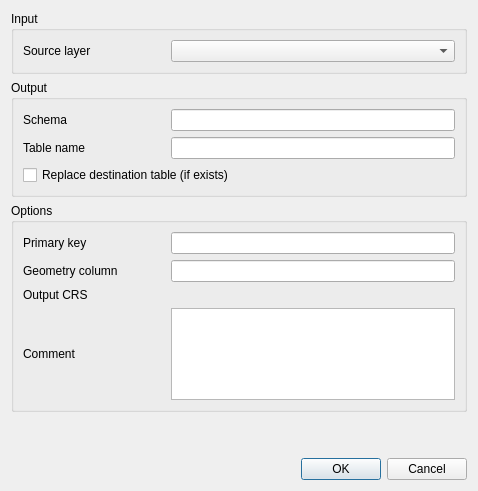
Qt form src/ui/qgsdbimportvectorlayerdialog.ui (carsmie/QGIS) before a commit.
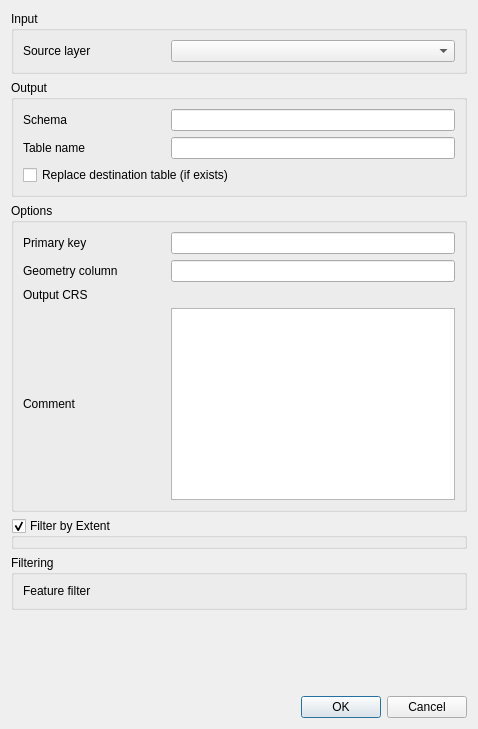
The same form after that commit. Custom widgets are drawn as their Qt base class.

Commit message:
[feature] Add optional extent, expression based filter when importing tables to database
Sponsored by City of Canning

The edit to the form file:
```diff
--- a/src/ui/qgsdbimportvectorlayerdialog.ui
+++ b/src/ui/qgsdbimportvectorlayerdialog.ui
@@ -7,13 +7,13 @@
     <x>0</x>
     <y>0</y>
     <width>478</width>
-    <height>491</height>
+    <height>729</height>
    </rect>
   </property>
   <property name="windowTitle">
    <string>Import Vector Layer</string>
   </property>
-  <layout class="QVBoxLayout" name="verticalLayout" stretch="0,0,1,0,0">
+  <layout class="QVBoxLayout" name="verticalLayout" stretch="0,0,0,0,0,1,0">
    <item>
     <widget class="QGroupBox" name="groupBox">
      <property name="title">
@@ -137,6 +137,39 @@
      </layout>
     </widget>
    </item>
+   <item>
+    <widget class="QgsExtentGroupBox" name="mExtentGroupBox">
+     <property name="title">
+      <string>Filter by Extent</string>
+     </property>
+     <property name="checkable">
+      <bool>true</bool>
+     </property>
+    </widget>
+   </item>
+   <item>
+    <widget class="QgsCollapsibleGroupBox" name="groupBox_2">
+     <property name="title">
+      <string>Filtering</string>
+     </property>
+     <layout class="QGridLayout" name="gridLayout_4" columnstretch="1,2">
+      <item row="0" column="0">
+       <widget class="QLabel" name="label">
+        <property name="text">
+         <string>Feature filter</string>
+        </property>
+       </widget>
+      </item>
+      <item row="0" column="1">
+       <widget class="QgsExpressionLineEdit" name="mFilterExpressionWidget" native="true">
+        <property name="focusPolicy">
+         <enum>Qt::StrongFocus</enum>
+        </property>
+       </widget>
+      </item>
+     </layout>
+    </widget>
+   </item>
    <item>
     <spacer name="verticalSpacer">
      <property name="orientation">
@@ -179,6 +212,24 @@
    <extends>QComboBox</extends>
    <header location="global">qgsmaplayercombobox.h</header>
   </customwidget>
+  <customwidget>
+   <class>QgsCollapsibleGroupBox</class>
+   <extends>QGroupBox</extends>
+   <header>qgscollapsiblegroupbox.h</header>
+   <container>1</container>
+  </customwidget>
+  <customwidget>
+   <class>QgsExtentGroupBox</class>
+   <extends>QgsCollapsibleGroupBox</extends>
+   <header>qgsextentgroupbox.h</header>
+   <container>1</container>
+  </customwidget>
+  <customwidget>
+   <class>QgsExpressionLineEdit</class>
+   <extends>QWidget</extends>
+   <header>qgsexpressionlineedit.h</header>
+   <container>1</container>
+  </customwidget>
  </customwidgets>
  <tabstops>
   <tabstop>mSourceLayerComboBox</tabstop>
```
Left out of the diff: 2 changed lines with no effect on the pictures. The commit also changes 3 other files.
